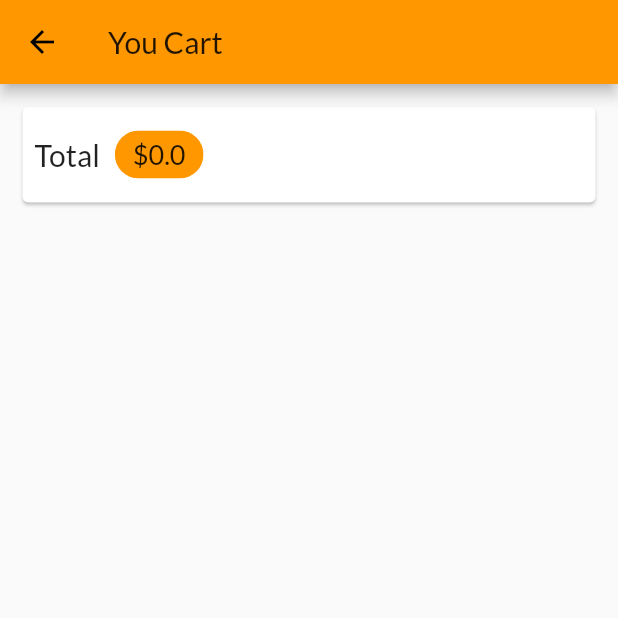
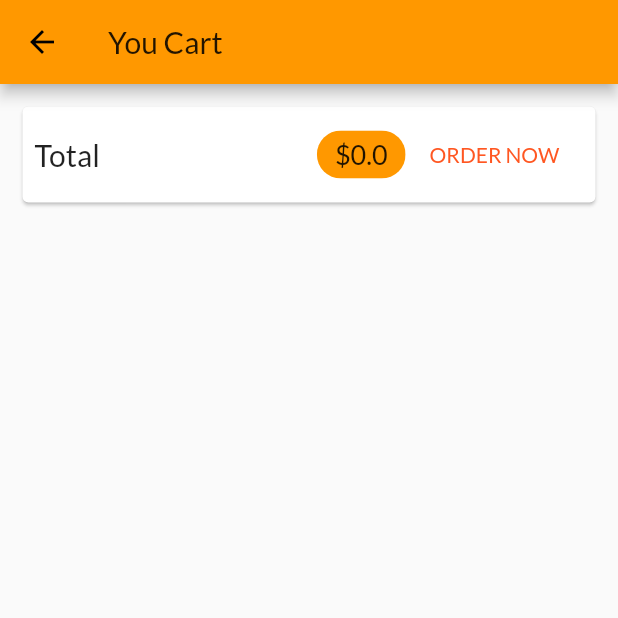
Before and after one commit to jithinvarghese/MyShopApp, a Flutter app: the CartScreen screen opened by its route, on a phone screen of 412 x 824 dp, the top half of it. Run offline on Flutter 3.47's test engine with Material 2 defaults, Android fonts, the phone set to English and light mode, and no system bars; network calls fail.

Commit message:
cart page complted
delete functionality  complted

```diff
--- a/lib/providers/cart.dart
+++ b/lib/providers/cart.dart
@@ -62,4 +62,10 @@ class Cart with ChangeNotifier {
     }
     notifyListeners();
   }
+
+  void removieItem(String id) {
+    print(_items);
+    _items.remove(id);
+    notifyListeners();
+  }
 }
--- a/lib/screens/cart_screen.dart
+++ b/lib/screens/cart_screen.dart
@@ -2,6 +2,7 @@ import 'package:flutter/material.dart';
 import 'package:provider/provider.dart';
 
 import '../providers/cart.dart';
+import '../widgets/cart_item.dart' as ci;
 
 class CartScreen extends StatelessWidget {
   static const screenName = '/cart-screen';
@@ -12,12 +13,14 @@ class CartScreen extends StatelessWidget {
       appBar: AppBar(
         title: Text('You Cart'),
       ),
-      body: Column(children: <Widget>[
+      body: Column(
+        children: <Widget>[
           Card(
             margin: EdgeInsets.all(15),
             child: Padding(
               padding: EdgeInsets.all(8),
               child: Row(
+                mainAxisAlignment: MainAxisAlignment.spaceBetween,
                 children: <Widget>[
                   Text(
                     'Total',
@@ -25,22 +28,37 @@ class CartScreen extends StatelessWidget {
                       fontSize: 20,
                     ),
                   ),
-                SizedBox(
-                  width: 10,
-                ),
+                  Spacer(),
                   Chip(
                     label: Text(
                       // cartItems.cartTotalAmount.toString(), or
                       '\$${cartItems.cartTotalAmount}',
                       style: TextStyle(fontSize: 18),
                     ),
-                  backgroundColor:Theme.of(context).primaryColor ,
+                    backgroundColor: Theme.of(context).primaryColor,
+                  ),
+                  FlatButton(
+                    onPressed: () {},
+                    child: Text(
+                      'ORDER NOW',
+                    ),
+                    textColor: Theme.of(context).accentColor,
                   ),
                 ],
               ),
             ),
           ),
-      ]),
+          Expanded(
+            child: ListView.builder(
+              itemBuilder: (ctx, index) => ci.CartMainItem(
+                cartItems.items.values.toList()[index],
+                cartItems.items.keys.toList()[index],
+              ),
+              itemCount: cartItems.cartItemCount,
+            ),
+          ),
+        ],
+      ),
     );
   }
 }
```
Also changed, not shown: lib/widgets/cart_item.dart (added, +53 -0 lines). Lines whose indentation alone changed are shown as unchanged.
